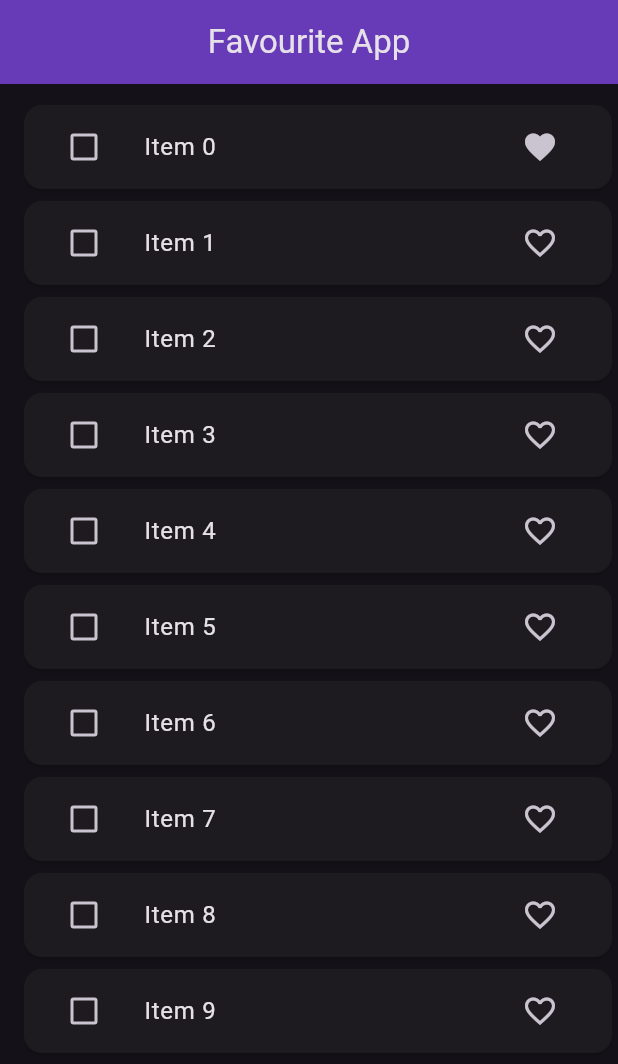
After one commit to NasirKhan05/Bloc-State-Management, a Flutter app: the screen it shows after launch, after a tap on the "favorite outline" icon, on a phone screen of 412 x 824 dp. The commit adds this screen. Shown: the top 1064 px of the screen. Run offline on Flutter 3.47's test engine with Material 3 defaults, Android fonts, the phone set to English and light mode, and no system bars; our stand-ins replace bloc, equatable, flutter_bloc, image_picker; missing offline and left inert: dart:ffi.

Commit message:
Favourite App With Bloc State Management

```diff
--- /dev/null
+++ b/lib/bloc/favourites_app/favourites_app_bloc.dart
@@ -0,0 +1,68 @@
+
+
+import 'package:bloc/bloc.dart';
+import 'package:block_state_examples/bloc/favourites_app/favourites_app_event.dart';
+import 'package:block_state_examples/bloc/favourites_app/favourites_app_state.dart';
+import 'package:block_state_examples/model/favourite_item_model.dart';
+import 'package:block_state_examples/repository/favourite_repository.dart';
+
+class FavouriteBloc extends Bloc<FavouriteEvent, FavouriteItemState>{
+
+  List<FavouriteItemModel> favouriteList = [] ;
+  List<FavouriteItemModel> temFavouriteList = [] ;
+
+  FavouriteRepository favouriteRepository ;
+  FavouriteBloc(this.favouriteRepository) : super (const FavouriteItemState()){
+    on<FetchFavouriteList>(fetchList);
+    on<FavouriteItem>(_addFavouriteItem);
+    on<SelectedItem>(_selectedItem);
+    on<UnSelectedItem>(_unSelectedItem);
+    on<DeleteItem>(_deleteItem);
+  }
+
+  void fetchList(FetchFavouriteList event, Emitter<FavouriteItemState> emit) async{
+    favouriteList = await favouriteRepository.fetchItem();
+    emit(state.copyWith(favouriteItemList: List.from(favouriteList), listStatus: ListStatus.success));
+  }
+
+  void _addFavouriteItem(FavouriteItem event, Emitter<FavouriteItemState> emit) async{
+    final index = favouriteList.indexWhere((element) => element.id == event.item.id);
+
+    if(event.item.isFavourite){
+      if(temFavouriteList.contains(favouriteList[index])){
+        temFavouriteList.remove(favouriteList[index]);
+        temFavouriteList.add(event.item);
+      }
+    }else{
+      if(temFavouriteList.contains(favouriteList[index])){
+        temFavouriteList.remove(favouriteList[index]);
+        temFavouriteList.add(event.item);
+      }
+
+    }
+
+    favouriteList[index] = event.item;
+    emit(state.copyWith(favouriteItemList: List.from(favouriteList), temFavouriteItemList: List.from(temFavouriteList)));
+  }
+
+  void _selectedItem(SelectedItem event, Emitter<FavouriteItemState> emit) async{
+    temFavouriteList.add(event.item);
+    emit(state.copyWith(temFavouriteItemList: List.from(temFavouriteList)));
+  }
+
+  void _unSelectedItem(UnSelectedItem event, Emitter<FavouriteItemState> emit) async{
+    temFavouriteList.add(event.item);
+    emit(state.copyWith(temFavouriteItemList: List.from(temFavouriteList)));
+  }
+
+  void _deleteItem(DeleteItem event, Emitter<FavouriteItemState> emit) async{
+    for(int i = 0; i < temFavouriteList.length; i++){
+      favouriteList.remove(temFavouriteList[i]);
+    }
+    temFavouriteList.clear();
+    emit(state.copyWith(
+      favouriteItemList: List.from(favouriteList),
+      temFavouriteItemList: List.from(temFavouriteList)
+    ));
+  }
+}
--- /dev/null
+++ b/lib/bloc/favourites_app/favourites_app_event.dart
@@ -0,0 +1,29 @@
+import 'package:block_state_examples/model/favourite_item_model.dart';
+import 'package:equatable/equatable.dart';
+
+
+abstract class FavouriteEvent extends Equatable{
+  const FavouriteEvent();
+
+  @override
+  List<Object> get props => [] ;
+}
+
+class FetchFavouriteList extends FavouriteEvent{}
+
+class FavouriteItem extends FavouriteEvent{
+  final FavouriteItemModel item ;
+  const FavouriteItem({required this.item});
+}
+
+class SelectedItem extends FavouriteEvent{
+  final FavouriteItemModel item ;
+  const SelectedItem({required this.item});
+}
+
+class UnSelectedItem extends FavouriteEvent{
+  final FavouriteItemModel item ;
+  const UnSelectedItem({required this.item});
+}
+
+class DeleteItem extends FavouriteEvent{}
--- /dev/null
+++ b/lib/bloc/favourites_app/favourites_app_state.dart
@@ -0,0 +1,28 @@
+import 'package:block_state_examples/model/favourite_item_model.dart';
+import 'package:equatable/equatable.dart';
+
+enum ListStatus{loading, success, failure}
+
+class FavouriteItemState extends Equatable{
+
+  final List<FavouriteItemModel> favouriteItemList ;
+  final List<FavouriteItemModel> temFavouriteItemList ;
+  final ListStatus listStatus;
+
+  const FavouriteItemState({
+    this.favouriteItemList = const [],
+    this.temFavouriteItemList = const [],
+    this.listStatus = ListStatus.loading
+  });
+
+  FavouriteItemState copyWith({List<FavouriteItemModel>? favouriteItemList, List<FavouriteItemModel>? temFavouriteItemList, ListStatus? listStatus}){
+    return FavouriteItemState(
+      favouriteItemList: favouriteItemList ?? this.favouriteItemList,
+      temFavouriteItemList: temFavouriteItemList ?? this.temFavouriteItemList,
+      listStatus: listStatus ?? this.listStatus
+    );
+  }
+
+  @override
+  List<Object> get props => [favouriteItemList, temFavouriteItemList, listStatus] ;
+}
--- a/lib/main.dart
+++ b/lib/main.dart
@@ -1,10 +1,13 @@
 import 'package:block_state_examples/bloc/counter/counter_bloc.dart';
+import 'package:block_state_examples/bloc/favourites_app/favourites_app_bloc.dart';
 import 'package:block_state_examples/bloc/images_picker/images_picker_bloc.dart';
 import 'package:block_state_examples/bloc/posts/posts_bloc.dart';
 import 'package:block_state_examples/bloc/switch_examples/switch_bloc.dart';
 import 'package:block_state_examples/bloc/todo/to_do_bloc.dart';
+import 'package:block_state_examples/repository/favourite_repository.dart';
 import 'package:block_state_examples/ui/counters/counter_screen.dart';
 import 'package:block_state_examples/equatable_testing.dart';
+import 'package:block_state_examples/ui/favourite_app/favourite_app_screen.dart';
 import 'package:block_state_examples/ui/image_picker/image_picker_screen.dart';
 import 'package:block_state_examples/ui/post/post_screen.dart';
 import 'package:block_state_examples/ui/switch_example/switch_example_screen.dart';
@@ -24,8 +27,10 @@ class MyApp extends StatelessWidget {
   Widget build(BuildContext context) {
     return MaterialApp(
       title: 'Flutter Demo',
+      themeMode: ThemeMode.dark,
       theme: ThemeData(
-        colorScheme: ColorScheme.fromSeed(seedColor: Colors.deepPurple),
+        brightness: Brightness.dark,
+        useMaterial3: true
       ),
       home: MultiBlocProvider(
         providers: [
@@ -34,8 +39,9 @@ class MyApp extends StatelessWidget {
           BlocProvider(create: (_) => ImagePickerBloc(ImagePickerUtils())),
           BlocProvider(create: (_) => ToDoBloc()),
           BlocProvider(create: (_) => PostBloc()),
+          BlocProvider(create: (_) => FavouriteBloc(FavouriteRepository())),
         ],
-        child: const PostScreen(),
+        child: FavouriteAppScreen(),
       ),
     );
   }
--- /dev/null
+++ b/lib/model/favourite_item_model.dart
@@ -0,0 +1,29 @@
+import 'package:equatable/equatable.dart';
+
+class FavouriteItemModel extends Equatable{
+
+  final String id ;
+  final String value ;
+  final bool isDeleting ;
+  final bool isFavourite ;
+
+  const FavouriteItemModel({
+    required this.id,
+    required this.value,
+    this.isDeleting = false,
+    this.isFavourite = false
+});
+
+  FavouriteItemModel copyWith ({String? id, String? value, bool? isDeleting, bool? isFavourite}){
+    return FavouriteItemModel(
+      id: id ?? this.id,
+      value: value ?? this.value,
+      isDeleting: isDeleting ?? this.isDeleting,
+      isFavourite: isFavourite ?? this.isFavourite
+    );
+  }
+
+  @override
+  List<Object> get props => [id,value, isDeleting, isFavourite];
+
+}
--- /dev/null
+++ b/lib/repository/favourite_repository.dart
@@ -0,0 +1,15 @@
+
+
+import 'package:block_state_examples/model/favourite_item_model.dart';
+
+class FavouriteRepository{
+
+  Future<List<FavouriteItemModel>> fetchItem() async{
+    await Future.delayed(Duration(seconds: 3));
+    return List.of(_generateList(10));
+  }
+
+  List<FavouriteItemModel> _generateList(int length){
+    return List.generate(length, (index) => FavouriteItemModel(id: index.toString(), value: 'Item $index'));
+  }
+}
--- /dev/null
+++ b/lib/ui/favourite_app/favourite_app_screen.dart
@@ -0,0 +1,94 @@
+
+import 'package:block_state_examples/bloc/favourites_app/favourites_app_bloc.dart';
+import 'package:block_state_examples/bloc/favourites_app/favourites_app_event.dart';
+import 'package:block_state_examples/bloc/favourites_app/favourites_app_state.dart';
+import 'package:block_state_examples/model/favourite_item_model.dart';
+import 'package:flutter/material.dart';
+import 'package:flutter_bloc/flutter_bloc.dart';
+
+class FavouriteAppScreen extends StatefulWidget {
+  const FavouriteAppScreen({super.key});
+
+  @override
+  State<FavouriteAppScreen> createState() => _FavouriteAppScreenState();
+}
+
+class _FavouriteAppScreenState extends State<FavouriteAppScreen> {
+
+  @override
+  void initState() {
+    super.initState();
+    context.read<FavouriteBloc>().add(FetchFavouriteList());
+  }
+  @override
+  Widget build(BuildContext context) {
+    return Scaffold(
+      appBar: AppBar(
+        title: Text('Favourite App'),
+        actions: [
+          BlocBuilder<FavouriteBloc, FavouriteItemState>(
+              builder: (context, state){
+                return Visibility(
+                  visible: state.temFavouriteItemList.isNotEmpty ? true : false,
+                  child: IconButton(
+                      onPressed: (){
+                        context.read<FavouriteBloc>().add(DeleteItem());
+                      },
+                      icon: Icon(Icons.delete, color: Colors.red,)
+                  ),
+                );
+              }
+          )
+        ],
+        centerTitle: true,
+        backgroundColor: Colors.deepPurple,
+      ),
+      body: Padding(
+        padding: const EdgeInsets.only(left: 12, top: 10, bottom: 5),
+        child: BlocBuilder<FavouriteBloc, FavouriteItemState>(
+            builder: (context, state){
+              switch(state.listStatus){
+                case ListStatus.loading:
+                  return Center(child: CircularProgressIndicator());
+                case ListStatus.failure:
+                  return Text('Something went Wrong');
+                case ListStatus.success:
+                  return ListView.builder(
+                    itemCount: state.favouriteItemList.length,
+                      itemBuilder: (context, index){
+                      final item = state.favouriteItemList[index];
+                      return Card(
+                        child: ListTile(
+                          leading: Checkbox(
+                              value: state.temFavouriteItemList.contains(item) ? true : false,
+                            onChanged: (value){
+                                if(value!){
+                                  context.read<FavouriteBloc>().add(SelectedItem(item: item));
+                                }else{
+                                  context.read<FavouriteBloc>().add(UnSelectedItem(item: item));
+                                }
+                            }
+                          ),
+                          title: Text(item.value.toString()),
+                          trailing: IconButton(onPressed: (){
+
+                            FavouriteItemModel itemModel = FavouriteItemModel(
+                                id: item.id, value: item.value,
+                              isFavourite: item.isFavourite ? false : true
+                            );
+                            context.read<FavouriteBloc>().add(FavouriteItem(item: itemModel));
+                          },
+                              icon: Icon(
+                                  item.isFavourite ? Icons.favorite : Icons.favorite_outline)
+                          ),
+                        ),
+                      );
+                      }
+                  );
+              }
+            }
+        ),
+      ),
+    );
+  }
+}
```
